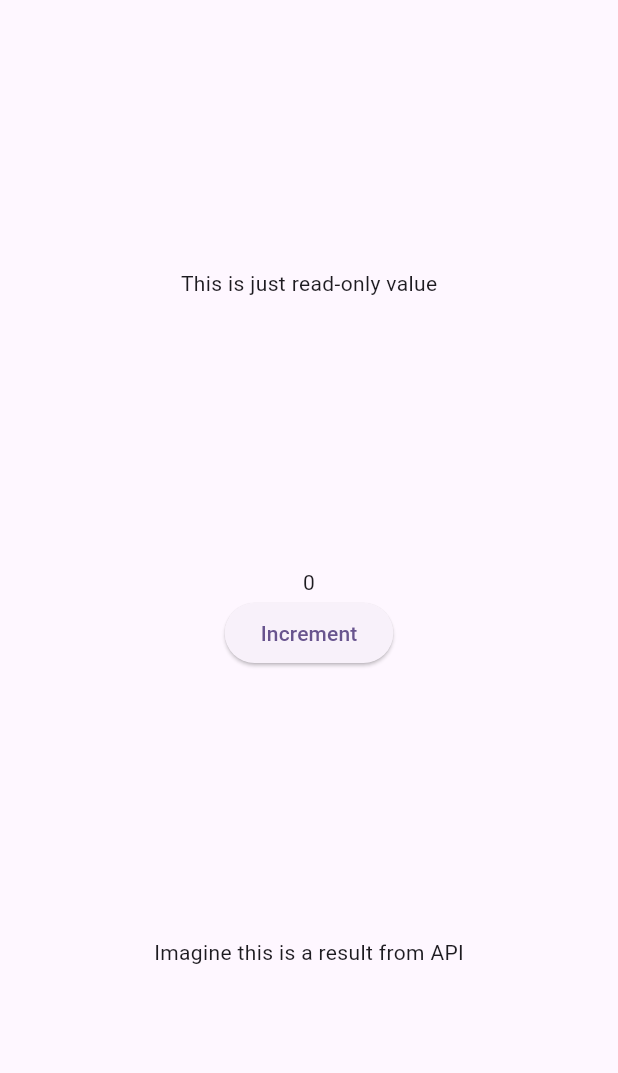
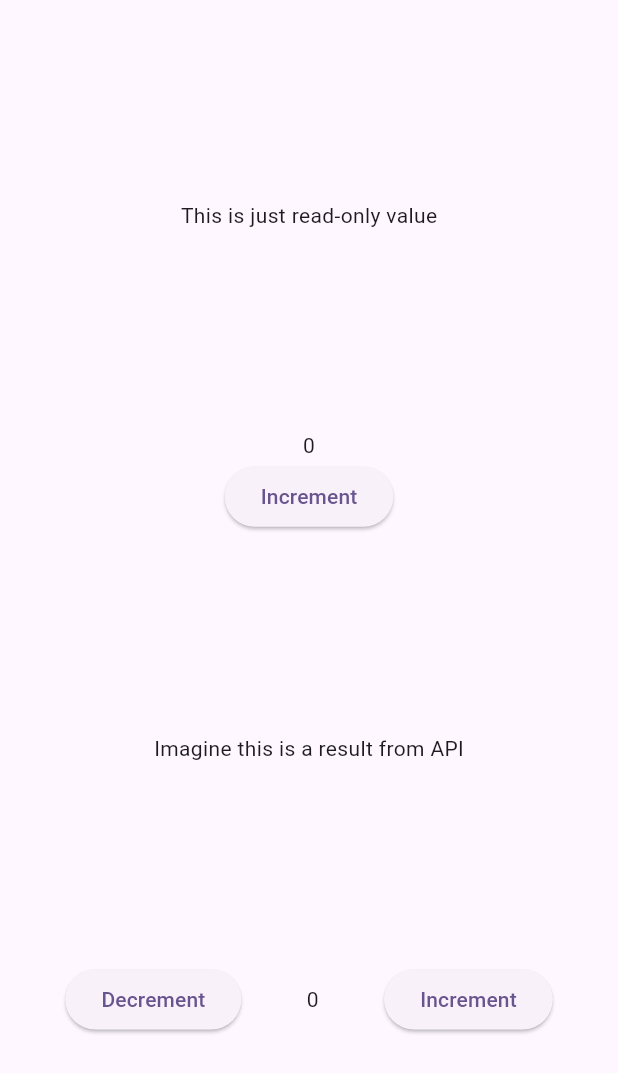
Before and after one commit to habeeb321/Learn-Riverpod, a Flutter app: the screen it shows after launch, on a phone screen of 412 x 824 dp. Shown: the top 1073 px of the screen. Run offline on Flutter 3.47's test engine with Material 3 defaults, Android fonts, the phone set to English and light mode, and no system bars; our stand-ins replace flutter_riverpod.

Commit message:
This use when there complex logic and customized controller.

```diff
--- a/lib/controller.dart
+++ b/lib/controller.dart
@@ -13,3 +13,19 @@ final asyncDataState = FutureProvider<String>((ref) async {
   await Future.delayed(Duration(seconds: 2));
   return 'Imagine this is a result from API';
 });
+
+class Counter extends StateNotifier<int> {
+  Counter() : super(0);
+
+  int increment() {
+    return state++;
+  }
+
+  int decrement() {
+    return state--;
+  }
+}
+
+final counterNotifierProvider = StateNotifierProvider<Counter, int>((ref) {
+  return Counter();
+});
--- a/lib/home_screen.dart
+++ b/lib/home_screen.dart
@@ -11,6 +11,9 @@ class HomeScreen extends ConsumerWidget {
     final stateProvider = ref.watch(basicMutableState);
     final stateProviderController = ref.read(basicMutableState.notifier);
     final futureProvider = ref.watch(asyncDataState);
+    final stateNotifierProvider = ref.watch(counterNotifierProvider);
+    final stateNotifierController = ref.read(counterNotifierProvider.notifier);
+
     return Scaffold(
       body: SafeArea(
         child: Center(
@@ -32,6 +35,20 @@ class HomeScreen extends ConsumerWidget {
                 error: (error, stackTrace) => Text('Error: $error'),
                 loading: () => CircularProgressIndicator(),
               ),
+              Row(
+                mainAxisAlignment: MainAxisAlignment.spaceEvenly,
+                children: [
+                  ElevatedButton(
+                    onPressed: () => stateNotifierController.decrement(),
+                    child: Text('Decrement'),
+                  ),
+                  Text(stateNotifierProvider.toString()),
+                  ElevatedButton(
+                    onPressed: () => stateNotifierController.increment(),
+                    child: Text('Increment'),
+                  ),
+                ],
+              ),
             ],
           ),
         ),
```
